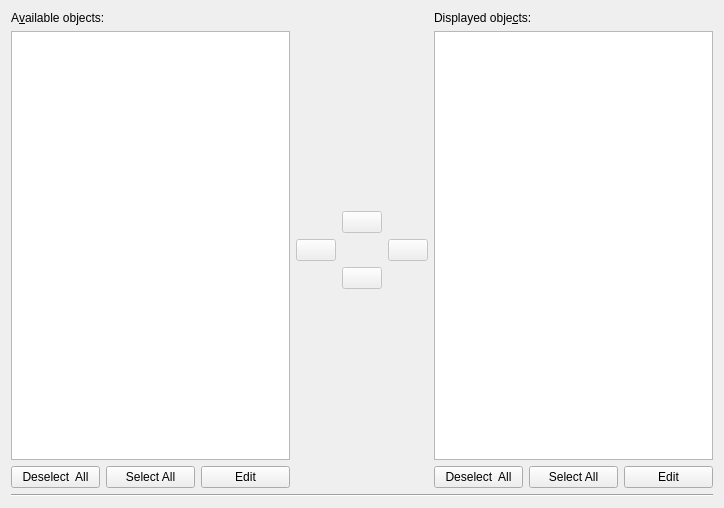
Above: src/libkstapp/contenttab.ui from Kst-plot/kst before the change. Below: the same form after it.
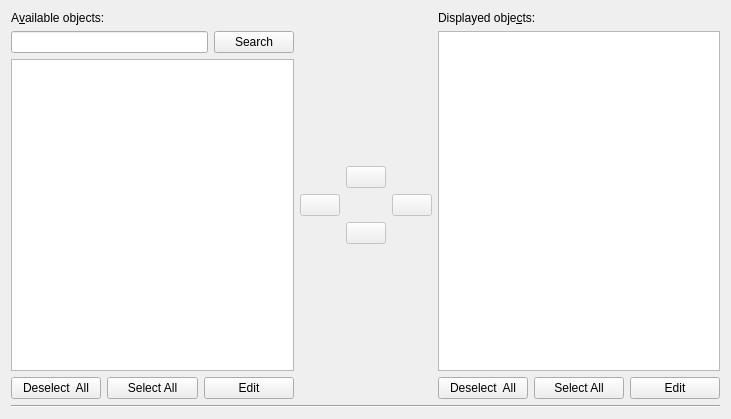
That is the form after the change.

Commit message: Implement a curve search entry in plot contents.

```diff
--- a/src/libkstapp/contenttab.ui
+++ b/src/libkstapp/contenttab.ui
@@ -6,12 +6,12 @@
    <rect>
     <x>0</x>
     <y>0</y>
-    <width>724</width>
-    <height>508</height>
+    <width>731</width>
+    <height>419</height>
    </rect>
   </property>
-  <layout class="QVBoxLayout" name="verticalLayout_3">
-   <item>
+  <layout class="QGridLayout" name="gridLayout">
+   <item row="0" column="0">
     <layout class="QHBoxLayout" name="horizontalLayout_3">
      <item>
       <layout class="QVBoxLayout">
@@ -46,6 +46,20 @@
          </property>
         </widget>
        </item>
+       <item>
+        <layout class="QHBoxLayout" name="horizontalLayout_5">
+         <item>
+          <widget class="QLineEdit" name="_curveSearchEntry"/>
+         </item>
+         <item>
+          <widget class="QPushButton" name="_curveSearch">
+           <property name="text">
+            <string>Search</string>
+           </property>
+          </widget>
+         </item>
+        </layout>
+       </item>
        <item>
         <widget class="QListWidget" name="_availableRelationList">
          <property name="selectionMode">
@@ -280,7 +294,7 @@
      </item>
     </layout>
    </item>
-   <item>
+   <item row="1" column="0">
     <widget class="Line" name="line">
      <property name="orientation">
       <enum>Qt::Horizontal</enum>
```
The commit also changes 2 other files.
